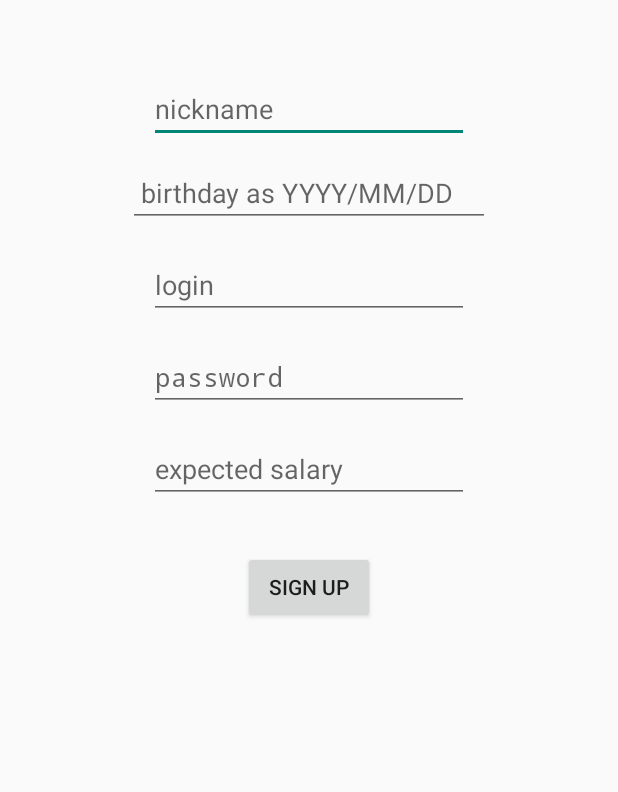
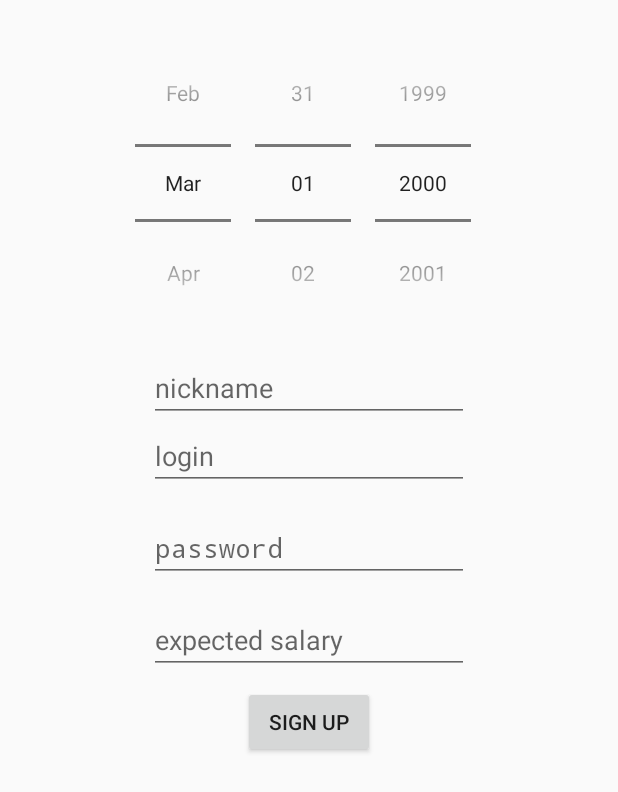
Before and after one commit to Udaka-Hayerson/fudol, an Android app: the screen it shows after launch (AuthorizationActivity), on a phone screen of 412 x 824 dp. Shown: the top 792 px of the screen. Run offline under Robolectric (Android 15) with nearby library versions, the phone set to English and light mode, and no system bars.

Commit message:
add DatePicker

```diff
--- a/client/app/src/main/java/com/example/futudoll/AuthorizationActivity.java
+++ b/client/app/src/main/java/com/example/futudoll/AuthorizationActivity.java
@@ -6,6 +6,7 @@ import android.os.Bundle;
 import android.util.Log;
 import android.view.View;
 import android.widget.Button;
+import android.widget.DatePicker;
 import android.widget.EditText;
 import android.widget.Toast;
 
@@ -28,11 +29,12 @@ public class AuthorizationActivity extends Activity implements View.OnClickListe
     final String LOG_TAG = "myLogs";
 
     EditText nickname;
-    EditText birthday;
     EditText login;
     EditText password;
     EditText expected_salary;
     Button btnSubmit;
+    DatePicker datePicker;
+    String birthday;
 
     MainApi mainApi;
     Retrofit retrofit;
@@ -42,7 +44,7 @@ public class AuthorizationActivity extends Activity implements View.OnClickListe
         super.onCreate(savedInstanceState);
         setContentView(R.layout.activity_authorization);
         nickname = (EditText) findViewById(R.id.et_nickname);
-        birthday = (EditText) findViewById(R.id.et_birthday);
+
         login = (EditText) findViewById(R.id.et_login);
         password = (EditText) findViewById(R.id.et_password);
         expected_salary = (EditText) findViewById(R.id.et_expected_salary);
@@ -62,6 +64,17 @@ public class AuthorizationActivity extends Activity implements View.OnClickListe
                 .build();
         mainApi = retrofit.create(MainApi.class);
 
+        DatePicker datePicker = this.findViewById(R.id.datePicker);
+        datePicker.init(2000, 02, 01, new DatePicker.OnDateChangedListener() {
+            @Override
+            public void onDateChanged(DatePicker view, int year, int monthOfYear, int dayOfMonth) {
+
+                // Отсчет месяцев начинается с нуля. Для отображения добавляем 1.
+                birthday =  view.getYear() + "/" +
+                        (view.getMonth() + 1) + "/" + view.getDayOfMonth();
+            }
+        });
+
 
     }
 
@@ -72,7 +85,7 @@ public class AuthorizationActivity extends Activity implements View.OnClickListe
                 double salary = Double.parseDouble(expected_salary.getText().toString());
                 AuthRequest request = new AuthRequest(
                         nickname.getText().toString(),
-                        birthday.getText().toString(),
+                        birthday,
                         login.getText().toString(),
                         password.getText().toString(),
                         salary
@@ -84,6 +97,7 @@ public class AuthorizationActivity extends Activity implements View.OnClickListe
                     public void onResponse(Call<UserResponse> call, Response<UserResponse> response) {
                         if (response.isSuccessful()) {
                             UserResponse userResponse = response.body();
+                            // userResponse.getToken()
                             Intent intent = new Intent(AuthorizationActivity.this, MenuActivity.class);
                             intent.putExtra("token", userResponse.getToken());
                             startActivity(intent);
@@ -114,7 +128,7 @@ public class AuthorizationActivity extends Activity implements View.OnClickListe
             Toast.makeText(this, "Please enter your nickname.", Toast.LENGTH_SHORT).show();
             return false;
         }
-        if (birthday.getText().toString().trim().isEmpty()) {
+        if (birthday.trim().isEmpty()) {
             Toast.makeText(this, "Please enter your birthday.", Toast.LENGTH_SHORT).show();
             return false;
         }
--- a/client/app/src/main/res/layout/activity_authorization.xml
+++ b/client/app/src/main/res/layout/activity_authorization.xml
@@ -8,41 +8,44 @@
     android:orientation="vertical">
 
 
+    <DatePicker
+        android:id="@+id/datePicker"
+        android:layout_width="wrap_content"
+        android:layout_height="wrap_content"
+        android:layout_marginTop="16dp"
+        android:endYear="2016"
+        android:startYear="1930"
+        android:datePickerMode="spinner"
+        android:calendarViewShown="false"
+        app:layout_constraintEnd_toEndOf="parent"
+        app:layout_constraintLeft_toLeftOf="parent"
+        app:layout_constraintStart_toStartOf="parent"
+        app:layout_constraintTop_toTopOf="parent" />
+
+
     <EditText
         android:id="@+id/et_nickname"
         android:layout_width="wrap_content"
         android:layout_height="wrap_content"
-        android:layout_marginTop="50dp"
+        android:layout_marginTop="8dp"
         android:ems="10"
         android:hint="nickname"
         android:inputType="text"
         app:layout_constraintEnd_toEndOf="parent"
         app:layout_constraintStart_toStartOf="parent"
-        app:layout_constraintTop_toTopOf="parent" />
+        app:layout_constraintTop_toBottomOf="@+id/datePicker" />
 
-    <EditText
-        android:id="@+id/et_birthday"
-        android:layout_width="241dp"
-        android:layout_height="40dp"
-        android:layout_marginTop="16dp"
-        android:ems="10"
-        android:hint=" birthday as YYYY/MM/DD"
-        android:inputType="text"
-        app:layout_constraintEnd_toEndOf="parent"
-        app:layout_constraintStart_toStartOf="parent"
-        app:layout_constraintTop_toBottomOf="@+id/et_nickname" />
 
     <EditText
         android:id="@+id/et_login"
         android:layout_width="wrap_content"
         android:layout_height="wrap_content"
-        android:layout_marginTop="16dp"
         android:ems="10"
         android:hint="login"
         android:inputType="text"
         app:layout_constraintEnd_toEndOf="parent"
         app:layout_constraintStart_toStartOf="parent"
-        app:layout_constraintTop_toBottomOf="@+id/et_birthday" />
+        app:layout_constraintTop_toBottomOf="@+id/et_nickname" />
 
     <EditText
         android:id="@+id/et_password"
@@ -72,7 +75,7 @@
         android:id="@+id/sign_up"
         android:layout_width="wrap_content"
         android:layout_height="wrap_content"
-        android:layout_marginTop="32dp"
+        android:layout_marginTop="8dp"
         android:text="sign up"
         app:layout_constraintEnd_toEndOf="parent"
         app:layout_constraintStart_toStartOf="parent"
```
Also changed, not shown: client/app/src/main/java/com/example/futudoll/NoMainActivity.java (+26 -15 lines).
